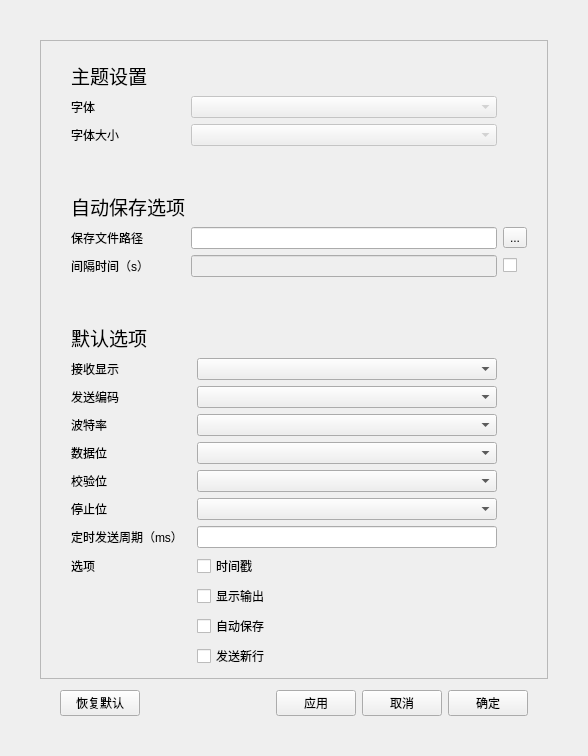
Qt form Settings.ui (ddxd001/UartAssistant) before a commit.
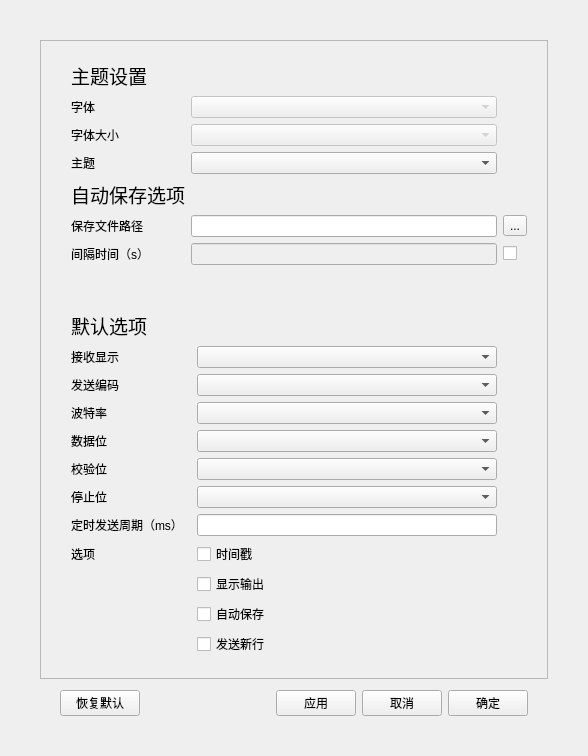
The same form after that commit. Icons and pictures are not drawn.

Commit message: 增加切换主题功能

Diff of the .ui file:
```diff
--- a/Settings.ui
+++ b/Settings.ui
@@ -53,8 +53,8 @@
         <rect>
          <x>0</x>
          <y>0</y>
-         <width>485</width>
-         <height>636</height>
+         <width>506</width>
+         <height>639</height>
         </rect>
        </property>
        <layout class="QGridLayout" name="gridLayout">
@@ -67,53 +67,79 @@
         <property name="rightMargin">
          <number>20</number>
         </property>
-        <item row="17" column="2">
-         <widget class="QCheckBox" name="checkBox_2">
-          <property name="text">
-           <string>显示输出</string>
-          </property>
-         </widget>
-        </item>
-        <item row="10" column="2">
-         <widget class="QComboBox" name="comboBox_4"/>
-        </item>
-        <item row="1" column="1" colspan="2">
-         <widget class="QComboBox" name="comboBox">
-          <property name="enabled">
-           <bool>false</bool>
-          </property>
-         </widget>
-        </item>
-        <item row="1" column="0">
-         <widget class="QLabel" name="label_2">
-          <property name="text">
-           <string>字体</string>
-          </property>
-         </widget>
-        </item>
         <item row="5" column="0">
+         <widget class="QLabel" name="label_4">
+          <property name="sizePolicy">
+           <sizepolicy hsizetype="Fixed" vsizetype="Fixed">
+            <horstretch>0</horstretch>
+            <verstretch>0</verstretch>
+           </sizepolicy>
+          </property>
+          <property name="font">
+           <font>
+            <pointsize>14</pointsize>
+           </font>
+          </property>
+          <property name="text">
+           <string>自动保存选项</string>
+          </property>
+         </widget>
+        </item>
+        <item row="11" column="2">
+         <widget class="QComboBox" name="comboBox_4"/>
+        </item>
+        <item row="17" column="0">
+         <widget class="QLabel" name="label_14">
+          <property name="font">
+           <font>
+            <pointsize>9</pointsize>
+           </font>
+          </property>
+          <property name="text">
+           <string>选项</string>
+          </property>
+         </widget>
+        </item>
+        <item row="15" column="2">
+         <widget class="QComboBox" name="comboBox_8"/>
+        </item>
+        <item row="6" column="0">
          <widget class="QLabel" name="label_5">
           <property name="text">
            <string>保存文件路径</string>
           </property>
          </widget>
         </item>
-        <item row="2" column="0">
-         <widget class="QLabel" name="label_3">
+        <item row="7" column="0">
+         <widget class="QLabel" name="label_6">
           <property name="text">
-           <string>字体大小</string>
+           <string>间隔时间（s）</string>
           </property>
          </widget>
         </item>
-        <item row="15" column="0" colspan="2">
-         <widget class="QLabel" name="label_15">
+        <item row="13" column="0">
+         <widget class="QLabel" name="label_11">
           <property name="text">
-           <string>定时发送周期（ms）</string>
+           <string>数据位</string>
           </property>
          </widget>
         </item>
-        <item row="5" column="1" colspan="2">
-         <widget class="QLineEdit" name="lineEdit"/>
+        <item row="2" column="1" colspan="2">
+         <widget class="QComboBox" name="comboBox_2">
+          <property name="enabled">
+           <bool>false</bool>
+          </property>
+         </widget>
+        </item>
+        <item row="1" column="1" colspan="2">
+         <widget class="QComboBox" name="comboBox">
+          <property name="enabled">
+           <bool>false</bool>
+          </property>
+         </widget>
+        </item>
+        <item row="13" column="2">
+         <widget class="QComboBox" name="comboBox_6"/>
         </item>
         <item row="0" column="0">
          <widget class="QLabel" name="label">
@@ -133,136 +159,123 @@
           </property>
          </widget>
         </item>
-        <item row="15" column="2">
-         <widget class="QLineEdit" name="lineEdit_3"/>
-        </item>
-        <item row="8" column="0">
-         <widget class="QLabel" name="label_7">
-          <property name="sizePolicy">
-           <sizepolicy hsizetype="Fixed" vsizetype="Fixed">
-            <horstretch>0</horstretch>
-            <verstretch>0</verstretch>
-           </sizepolicy>
-          </property>
-          <property name="font">
-           <font>
-            <pointsize>14</pointsize>
-           </font>
-          </property>
+        <item row="15" column="0">
+         <widget class="QLabel" name="label_13">
           <property name="text">
-           <string>默认选项</string>
+           <string>停止位</string>
           </property>
          </widget>
         </item>
         <item row="14" column="2">
-         <widget class="QComboBox" name="comboBox_8"/>
-        </item>
-        <item row="20" column="2">
-         <spacer name="verticalSpacer_3">
-          <property name="orientation">
-           <enum>Qt::Vertical</enum>
-          </property>
-          <property name="sizeHint" stdset="0">
-           <size>
-            <width>20</width>
-            <height>40</height>
-           </size>
-          </property>
-         </spacer>
-        </item>
-        <item row="13" column="2">
          <widget class="QComboBox" name="comboBox_7"/>
         </item>
-        <item row="3" column="0">
-         <spacer name="verticalSpacer">
-          <property name="orientation">
-           <enum>Qt::Vertical</enum>
+        <item row="7" column="1" colspan="2">
+         <widget class="QLineEdit" name="lineEdit_2">
+          <property name="enabled">
+           <bool>false</bool>
           </property>
-          <property name="sizeType">
-           <enum>QSizePolicy::Minimum</enum>
-          </property>
-          <property name="sizeHint" stdset="0">
-           <size>
-            <width>20</width>
-            <height>40</height>
-           </size>
-          </property>
-         </spacer>
+         </widget>
         </item>
-        <item row="4" column="0">
-         <widget class="QLabel" name="label_4">
-          <property name="sizePolicy">
-           <sizepolicy hsizetype="Fixed" vsizetype="Fixed">
-            <horstretch>0</horstretch>
-            <verstretch>0</verstretch>
-           </sizepolicy>
+        <item row="7" column="3">
+         <widget class="QCheckBox" name="checkBox_5">
+          <property name="text">
+           <string/>
           </property>
-          <property name="font">
-           <font>
-            <pointsize>14</pointsize>
-           </font>
-          </property>
+         </widget>
+        </item>
+        <item row="18" column="2">
+         <widget class="QCheckBox" name="checkBox_2">
           <property name="text">
-           <string>自动保存选项</string>
+           <string>显示输出</string>
           </property>
          </widget>
         </item>
+        <item row="12" column="2">
+         <widget class="QComboBox" name="comboBox_5"/>
+        </item>
+        <item row="6" column="1" colspan="2">
+         <widget class="QLineEdit" name="lineEdit"/>
+        </item>
         <item row="19" column="2">
+         <widget class="QCheckBox" name="checkBox_3">
+          <property name="text">
+           <string>自动保存</string>
+          </property>
+         </widget>
+        </item>
+        <item row="17" column="2">
+         <widget class="QCheckBox" name="checkBox">
+          <property name="text">
+           <string>时间戳</string>
+          </property>
+         </widget>
+        </item>
+        <item row="16" column="2">
+         <widget class="QLineEdit" name="lineEdit_3"/>
+        </item>
+        <item row="20" column="2">
          <widget class="QCheckBox" name="checkBox_4">
           <property name="text">
            <string>发送新行</string>
           </property>
          </widget>
         </item>
-        <item row="16" column="0">
-         <widget class="QLabel" name="label_14">
-          <property name="font">
-           <font>
-            <pointsize>9</pointsize>
-           </font>
+        <item row="21" column="2">
+         <spacer name="verticalSpacer_3">
+          <property name="orientation">
+           <enum>Qt::Vertical</enum>
           </property>
-          <property name="text">
-           <string>选项</string>
+          <property name="sizeHint" stdset="0">
+           <size>
+            <width>20</width>
+            <height>40</height>
+           </size>
           </property>
-         </widget>
+         </spacer>
         </item>
-        <item row="9" column="2">
+        <item row="10" column="2">
          <widget class="QComboBox" name="comboBox_3"/>
         </item>
-        <item row="6" column="0">
-         <widget class="QLabel" name="label_6">
+        <item row="2" column="0">
+         <widget class="QLabel" name="label_3">
           <property name="text">
-           <string>间隔时间（s）</string>
+           <string>字体大小</string>
           </property>
          </widget>
         </item>
-        <item row="7" column="0">
-         <spacer name="verticalSpacer_2">
-          <property name="orientation">
-           <enum>Qt::Vertical</enum>
+        <item row="4" column="0">
+         <widget class="QLabel" name="label_16">
+          <property name="text">
+           <string>主题</string>
           </property>
-          <property name="sizeType">
-           <enum>QSizePolicy::Minimum</enum>
+         </widget>
+        </item>
+        <item row="9" column="0">
+         <widget class="QLabel" name="label_7">
+          <property name="sizePolicy">
+           <sizepolicy hsizetype="Fixed" vsizetype="Fixed">
+            <horstretch>0</horstretch>
+            <verstretch>0</verstretch>
+           </sizepolicy>
           </property>
-          <property name="sizeHint" stdset="0">
-           <size>
-            <width>20</width>
-            <height>40</height>
-           </size>
+          <property name="font">
+           <font>
+            <pointsize>14</pointsize>
+           </font>
           </property>
-         </spacer>
-        </item>
-        <item row="12" column="2">
-         <widget class="QComboBox" name="comboBox_6"/>
+          <property name="text">
+           <string>默认选项</string>
+          </property>
+         </widget>
         </item>
         <item row="14" column="0">
-         <widget class="QLabel" name="label_13">
+         <widget class="QLabel" name="label_12">
           <property name="text">
-           <string>停止位</string>
+           <string>校验位</string>
           </property>
          </widget>
         </item>
-        <item row="5" column="3">
+        <item row="6" column="3">
          <widget class="QToolButton" name="toolButton">
           <property name="text">
            <string>...</string>
@@ -270,78 +283,59 @@
          </widget>
         </item>
         <item row="12" column="0">
-         <widget class="QLabel" name="label_11">
-          <property name="text">
-           <string>数据位</string>
-          </property>
-         </widget>
-        </item>
-        <item row="13" column="0">
-         <widget class="QLabel" name="label_12">
-          <property name="text">
-           <string>校验位</string>
-          </property>
-         </widget>
-        </item>
-        <item row="9" column="0">
-         <widget class="QLabel" name="label_8">
-          <property name="text">
-           <string>接收显示</string>
-          </property>
-         </widget>
-        </item>
-        <item row="11" column="0">
          <widget class="QLabel" name="label_10">
           <property name="text">
            <string>波特率</string>
           </property>
          </widget>
         </item>
-        <item row="18" column="2">
-         <widget class="QCheckBox" name="checkBox_3">
-          <property name="text">
-           <string>自动保存</string>
-          </property>
-         </widget>
-        </item>
-        <item row="11" column="2">
-         <widget class="QComboBox" name="comboBox_5"/>
-        </item>
-        <item row="16" column="2">
-         <widget class="QCheckBox" name="checkBox">
-          <property name="text">
-           <string>时间戳</string>
-          </property>
-         </widget>
-        </item>
-        <item row="2" column="1" colspan="2">
-         <widget class="QComboBox" name="comboBox_2">
-          <property name="enabled">
-           <bool>false</bool>
-          </property>
-         </widget>
-        </item>
-        <item row="10" column="0">
+        <item row="11" column="0">
          <widget class="QLabel" name="label_9">
           <property name="text">
            <string>发送编码</string>
           </property>
          </widget>
         </item>
-        <item row="6" column="1" colspan="2">
-         <widget class="QLineEdit" name="lineEdit_2">
-          <property name="enabled">
-           <bool>false</bool>
+        <item row="1" column="0">
+         <widget class="QLabel" name="label_2">
+          <property name="text">
+           <string>字体</string>
           </property>
          </widget>
         </item>
-        <item row="6" column="3">
-         <widget class="QCheckBox" name="checkBox_5">
+        <item row="8" column="0">
+         <spacer name="verticalSpacer_2">
+          <property name="orientation">
+           <enum>Qt::Vertical</enum>
+          </property>
+          <property name="sizeType">
+           <enum>QSizePolicy::Minimum</enum>
+          </property>
+          <property name="sizeHint" stdset="0">
+           <size>
+            <width>20</width>
+            <height>40</height>
+           </size>
+          </property>
+         </spacer>
+        </item>
+        <item row="16" column="0" colspan="2">
+         <widget class="QLabel" name="label_15">
           <property name="text">
-           <string/>
+           <string>定时发送周期（ms）</string>
           </property>
          </widget>
         </item>
+        <item row="10" column="0">
+         <widget class="QLabel" name="label_8">
+          <property name="text">
+           <string>接收显示</string>
+          </property>
+         </widget>
+        </item>
+        <item row="4" column="1" colspan="2">
+         <widget class="QComboBox" name="comboBox_9"/>
+        </item>
        </layout>
       </widget>
      </widget>
```
The commit also changes 33 other files.
